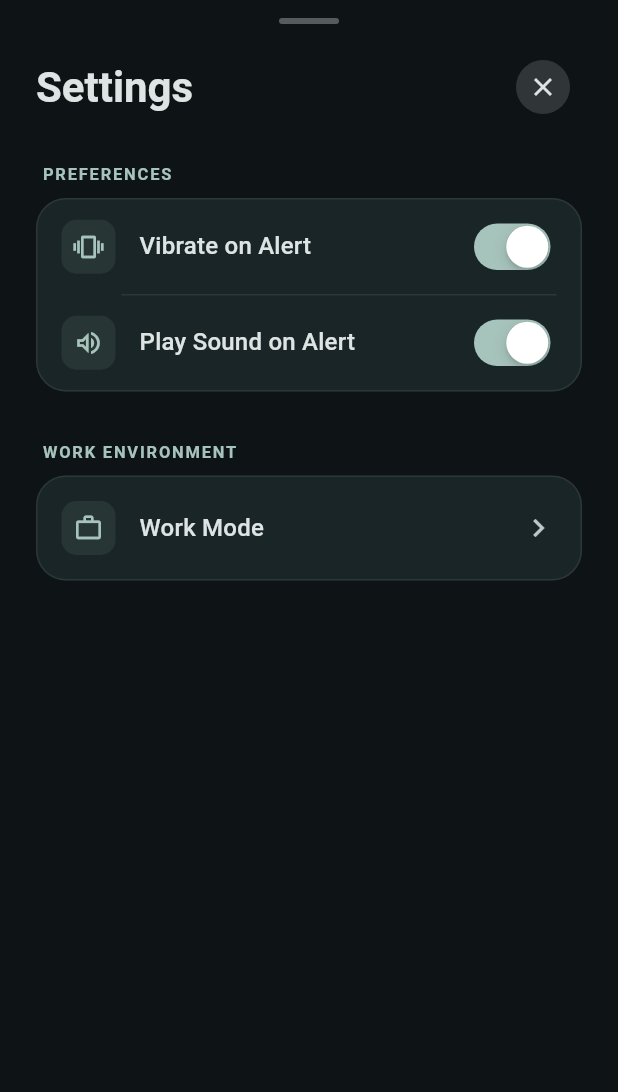
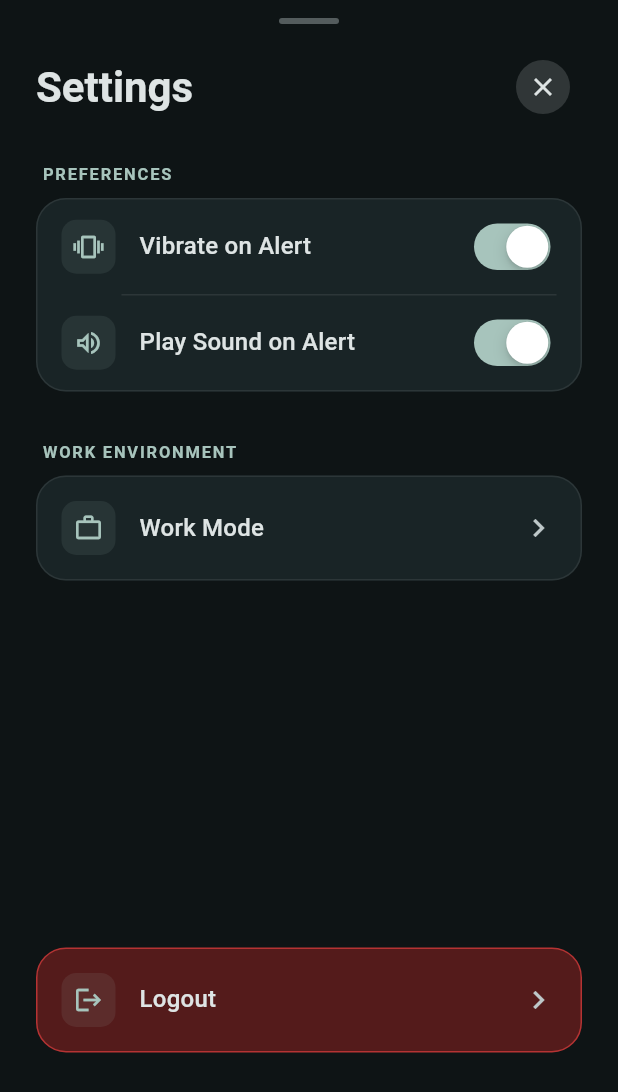
Before and after one commit to Pramodpal333/breakly, a Flutter app: the SettingsBottomSheet widget shown alone on an empty page, opened directly, on a phone screen of 412 x 824 dp. Shown: the top 1092 px of the screen. Run offline on Flutter 3.47's test engine with Material 3 defaults, Android fonts, the phone set to English and light mode, and no system bars; our stand-ins replace audioplayers, equatable, flutter_bloc, flutter_card_swiper, gap, get_it and 3 more; accounts and stored records are empty.

Commit message:
feat: Add logout option to settings, introduce new error colors, and update color alpha handling.

```diff
--- a/lib/core/theme/app_colors.dart
+++ b/lib/core/theme/app_colors.dart
@@ -16,6 +16,8 @@ class AppColors {
   static const Color black = Colors.black;
 
   static final Color primary = HexColor('#1E1E1E');
+  static final Color error = HexColor('#b53333');
+  static final Color error2 = HexColor('#541b1b');
 }
 
 class HexColor extends Color {
--- a/lib/features/home/widgets/settings_bottom_sheet.dart
+++ b/lib/features/home/widgets/settings_bottom_sheet.dart
@@ -1,3 +1,5 @@
+import 'package:breakly/core/theme/app_colors.dart';
+import 'package:breakly/features/onboarding/screens/onboarding_screen.dart';
 import 'package:flutter/cupertino.dart';
 import 'package:flutter/material.dart';
 import 'package:gap/gap.dart';
@@ -45,7 +47,7 @@ class _SettingsBottomSheetState extends State<SettingsBottomSheet> {
             width: 40,
             height: 4,
             decoration: BoxDecoration(
-              color: theme.colorScheme.onSurfaceVariant.withOpacity(0.4),
+              color: theme.colorScheme.onSurfaceVariant.withValues(alpha: 0.4),
               borderRadius: BorderRadius.circular(2),
             ),
           ),
@@ -141,6 +143,30 @@ class _SettingsBottomSheetState extends State<SettingsBottomSheet> {
               ],
             ),
           ),
+          Padding(
+            padding: EdgeInsets.symmetric(horizontal: 24).copyWith(bottom: 40),
+            child: _buildOptionsContainer(
+              context,
+              backgroundColor: AppColors.error2,
+              borderColor: AppColors.error,
+              children: [
+                _buildNavigationOption(
+                  context,
+                  title: 'Logout',
+                  icon: Icons.logout,
+                  onTap: () {
+                    sl<PreferencesService>().logout();
+                    Navigator.push(
+                      context,
+                      MaterialPageRoute(
+                        builder: (context) => const OnboardingScreen(),
+                      ),
+                    );
+                  },
+                ),
+              ],
+            ),
+          ),
         ],
       ),
     );
@@ -163,12 +189,20 @@ class _SettingsBottomSheetState extends State<SettingsBottomSheet> {
   Widget _buildOptionsContainer(
     BuildContext context, {
     required List<Widget> children,
+    Color? borderColor,
+    Color? backgroundColor,
   }) {
     return SmoothContainer(
-      color: Theme.of(context).colorScheme.secondaryContainer.withOpacity(0.3),
+      color:
+          backgroundColor ??
+          Theme.of(
+            context,
+          ).colorScheme.secondaryContainer.withValues(alpha: 0.3),
       borderRadius: BorderRadius.circular(20),
       side: BorderSide(
-        color: Theme.of(context).colorScheme.outlineVariant.withOpacity(0.5),
+        color:
+            borderColor ??
+            Theme.of(context).colorScheme.outlineVariant.withValues(alpha: 0.5),
       ),
       child: Column(children: children),
     );
@@ -180,7 +214,9 @@ class _SettingsBottomSheetState extends State<SettingsBottomSheet> {
       thickness: 1,
       indent: 56,
       endIndent: 16,
-      color: Theme.of(context).colorScheme.outlineVariant.withOpacity(0.5),
+      color: Theme.of(
+        context,
+      ).colorScheme.outlineVariant.withValues(alpha: 0.5),
     );
   }
 
@@ -199,7 +235,7 @@ class _SettingsBottomSheetState extends State<SettingsBottomSheet> {
           Container(
             padding: const EdgeInsets.all(8),
             decoration: BoxDecoration(
-              color: theme.colorScheme.primary.withOpacity(0.1),
+              color: theme.colorScheme.primary.withValues(alpha: 0.1),
               borderRadius: BorderRadius.circular(10),
             ),
             child: Icon(icon, color: theme.colorScheme.primary, size: 20),
@@ -240,7 +276,7 @@ class _SettingsBottomSheetState extends State<SettingsBottomSheet> {
             Container(
               padding: const EdgeInsets.all(8),
               decoration: BoxDecoration(
-                color: theme.colorScheme.primary.withOpacity(0.1),
+                color: theme.colorScheme.primary.withValues(alpha: 0.1),
                 borderRadius: BorderRadius.circular(10),
               ),
               child: Icon(icon, color: theme.colorScheme.primary, size: 20),
```
